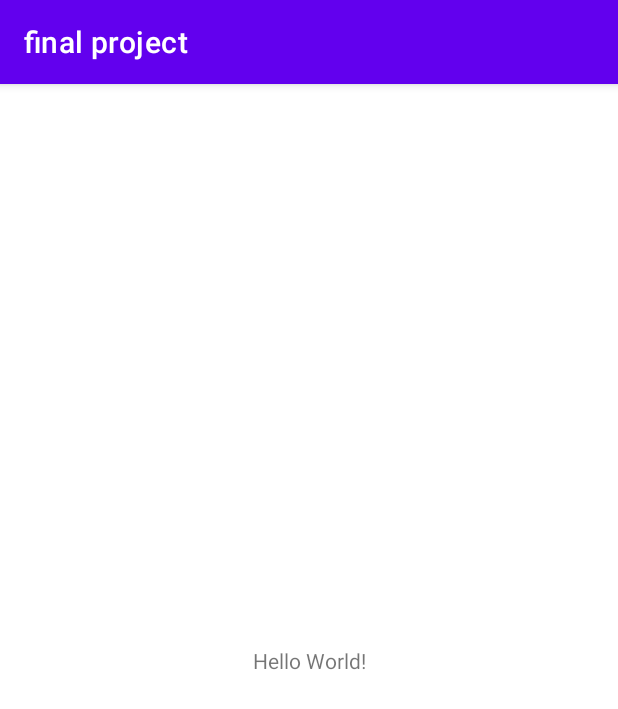
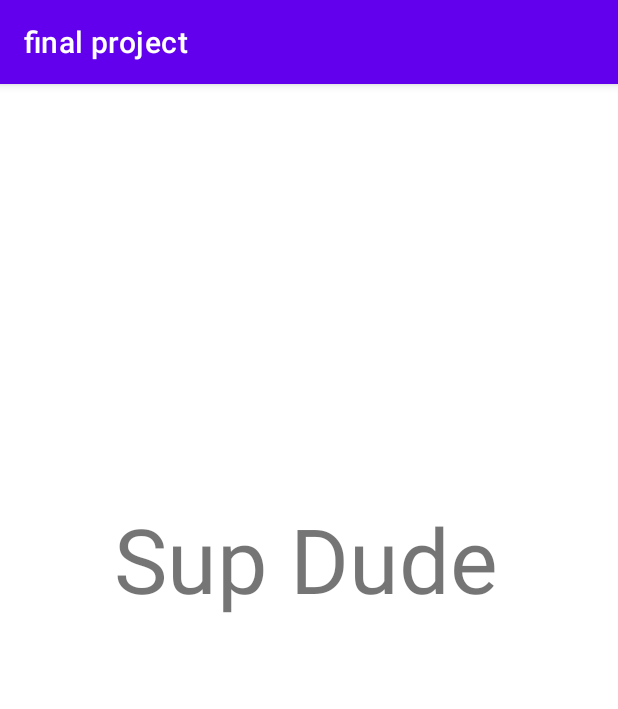
Before and after one commit to aleksandarMilos/FinalProject, an Android app: the screen it shows after launch (MainActivity), on a phone screen of 412 x 824 dp. Shown: the top 709 px of the screen. Run offline under Robolectric (Android 15) with nearby library versions, the phone set to English and light mode, and no system bars.

Commit message:
Test Commit ~ Thomson Ly

```diff
--- a/app/src/main/java/com/example/finalproject/MainActivity.java
+++ b/app/src/main/java/com/example/finalproject/MainActivity.java
@@ -11,4 +11,6 @@ public class MainActivity extends AppCompatActivity {
         super.onCreate(savedInstanceState);
         setContentView(R.layout.activity_main);
     }
+
+    //Test Comment via my Commit ~Thomson Ly
 }
--- a/app/src/main/res/layout/activity_main.xml
+++ b/app/src/main/res/layout/activity_main.xml
@@ -7,11 +7,13 @@
     tools:context=".MainActivity">
 
     <TextView
+        android:id="@+id/TestText"
         android:layout_width="wrap_content"
         android:layout_height="wrap_content"
-        android:text="Hello World!"
-        app:layout_constraintBottom_toBottomOf="parent"
-        app:layout_constraintEnd_toEndOf="parent"
+        android:layout_marginStart="76dp"
+        android:layout_marginTop="276dp"
+        android:text="Sup Dude"
+        android:textSize="60dp"
         app:layout_constraintStart_toStartOf="parent"
         app:layout_constraintTop_toTopOf="parent" />
 
```
